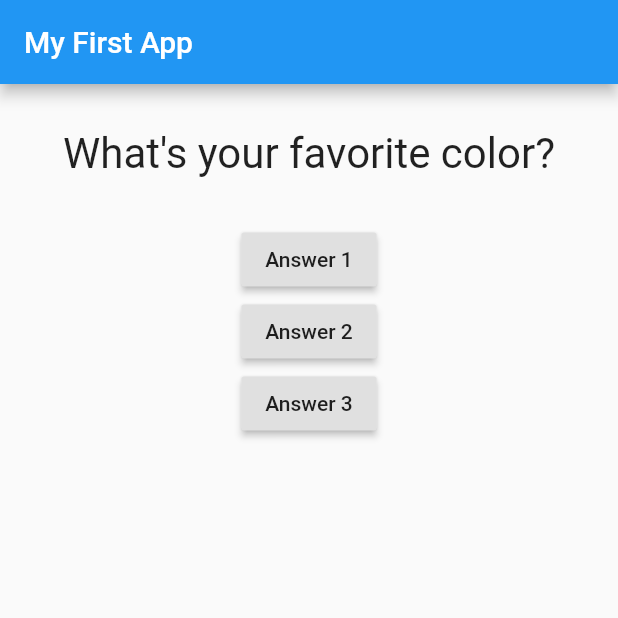
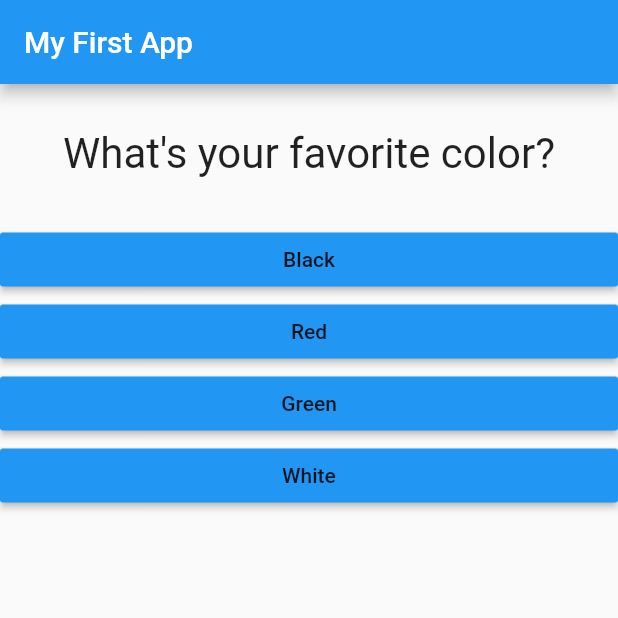
Before and after one commit to Musixen/flutter_quiz, a Flutter app: the screen it shows after launch, on a phone screen of 412 x 824 dp, the top half of it. Run offline on Flutter 3.47's test engine with Material 2 defaults, Android fonts, the phone set to English and light mode, and no system bars.

Commit message:
Changes were made

```diff
--- /dev/null
+++ b/lib/answer.dart
@@ -0,0 +1,19 @@
+import 'package:flutter/material.dart';
+
+class Answer extends StatelessWidget {
+  final Function selectHandler;
+  final String answerText;
+
+  Answer(this.selectHandler, this.answerText);
+  @override
+  Widget build(BuildContext context) {
+    return Container(
+      width: double.infinity,
+      child: RaisedButton(
+        color: Colors.blue,
+        child: Text(answerText),
+        onPressed: selectHandler,
+      ),
+    );
+  }
+}
--- a/lib/main.dart
+++ b/lib/main.dart
@@ -1,6 +1,7 @@
 import 'package:flutter/material.dart';
 
 import './question.dart';
+import './answer.dart';
 
 void main() {
   runApp(MyApp());
@@ -25,9 +26,19 @@ class _MyAppState extends State<MyApp> {
 
   @override
   Widget build(BuildContext context) {
-    var questions = [
-      "What\'s your favorite color?",
-      "What\'s your favorite animal?",
+    var questions = const [
+      {
+        "questionText": "What\'s your favorite color?",
+        "answers": ["Black", "Red", "Green", "White"],
+      },
+      {
+        "questionText": "What\'s your favorite animal?",
+        "answers": ["Rabbit", "Snake", "Elephant", "Lion"],
+      },
+      {
+        "questionText": "Who\'s your favorite sportsclub?",
+        "answers": ["Bayern Munich", "Real Madrid", "PSG", "Barcelona"],
+      },
     ];
     return MaterialApp(
       home: Scaffold(
@@ -36,19 +47,13 @@ class _MyAppState extends State<MyApp> {
         ),
         body: Column(
           children: [
-            Question(questions[_questionIndex]),
-            RaisedButton(
-              child: Text("Answer 1"),
-              onPressed: _answerQuestion,
+            Question(
+              questions[_questionIndex]['questionText'],
             ),
-            RaisedButton(
-              child: Text("Answer 2"),
-              onPressed: _answerQuestion,
-            ),
-            RaisedButton(
-              child: Text("Answer 3"),
-              onPressed: _answerQuestion,
-            ),
+            ...(questions[_questionIndex]["answers"] as List<String>)
+                .map((answer) {
+              return Answer(_answerQuestion, answer);
+            }).toList()
           ],
         ),
       ),
```
